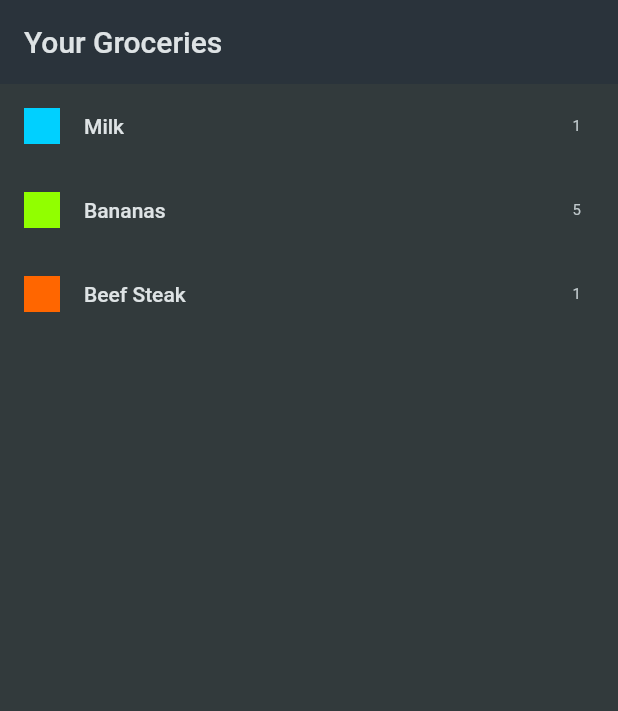
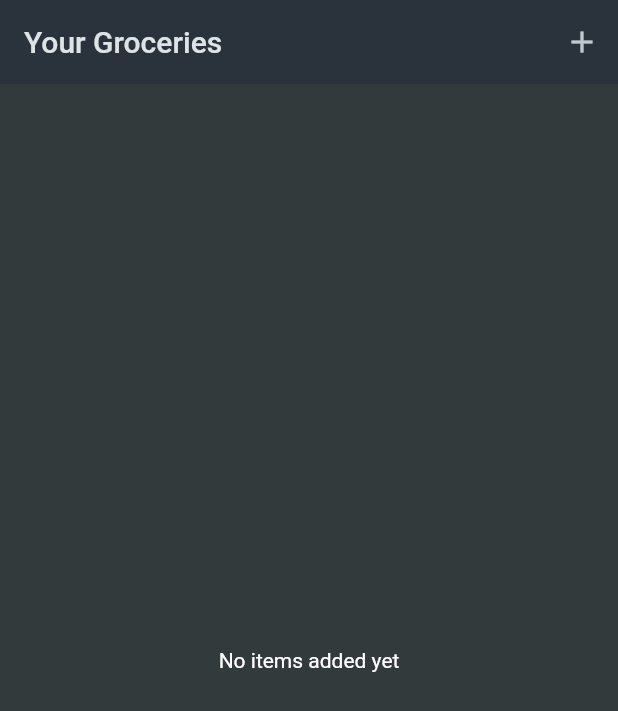
Before and after one commit to Himanshhu55/shopping_list, a Flutter app: the screen it shows after launch, on a phone screen of 412 x 824 dp. Shown: the top 711 px of the screen. Run offline on Flutter 3.47's test engine with Material 2 defaults, Android fonts, the phone set to English and light mode, and no system bars.

Commit message:
New ShoppingList app

```diff
--- a/shopping_list/lib/data/dummy_items.dart
+++ /dev/null
@@ -1,23 +0,0 @@
-import 'package:shopping_list/models/grocery.dart';
-
-import 'package:shopping_list/models/category.dart';
-
-import 'catagories.dart';
-
-final groceryItems = [
-  GroceryItem(
-      id: 'a',
-      name: 'Milk',
-      quantity: 1,
-      category: categories[Categories.dairy]!),
-  GroceryItem(
-      id: 'b',
-      name: 'Bananas',
-      quantity: 5,
-      category: categories[Categories.fruit]!),
-  GroceryItem(
-      id: 'c',
-      name: 'Beef Steak',
-      quantity: 1,
-      category: categories[Categories.meat]!),
-];
--- a/shopping_list/lib/models/category.dart
+++ b/shopping_list/lib/models/category.dart
@@ -14,7 +14,7 @@ enum Categories {
 }
 
 class Category {
-  const Category(this.id, this.color);
-  final String id;
+  const Category(this.title, this.color);
+  final String title;
   final Color color;
 }
--- a/shopping_list/lib/widget/grocery_list.dart
+++ b/shopping_list/lib/widget/grocery_list.dart
@@ -1,27 +1,69 @@
 import 'package:flutter/material.dart';
-import 'package:shopping_list/data/dummy_items.dart';
+import 'package:shopping_list/models/grocery.dart';
+import 'package:shopping_list/widget/new_item.dart';
 
-class GroceryList extends StatelessWidget {
+class GroceryList extends StatefulWidget {
   const GroceryList({super.key});
 
   @override
+  State<GroceryList> createState() => _GroceryListState();
+}
+
+class _GroceryListState extends State<GroceryList> {
+  final List<GroceryItem> _groceryItems = [];
+  void _addItem() async {
+    final newItem = await Navigator.of(context).push<GroceryItem>(
+      MaterialPageRoute(
+        builder: (context) => const NewItem(),
+      ),
+    );
+
+    if (newItem == null) {
+      return;
+    }
+    setState(() {
+      _groceryItems.add(newItem);
+    });
+  }
+
+  void _removeItem(GroceryItem item) {
+    setState(() {
+      _groceryItems.remove(item);
+    });
+  }
+
+  @override
   Widget build(BuildContext context) {
-    return Scaffold(
-      appBar: AppBar(
-        title: const Text('Your Groceries'),
-      ),
-      body: ListView.builder(
-        itemCount: groceryItems.length,
-        itemBuilder: (context, index) => ListTile(
+    Widget content = const Center(
+      child: Text('No items added yet'),
+    );
+    if (_groceryItems.isNotEmpty) {
+      content = ListView.builder(
+        itemCount: _groceryItems.length,
+        itemBuilder: (context, index) => Dismissible(
+          onDismissed: (direction) {
+            _removeItem(_groceryItems[index]);
+          },
+          key: ValueKey(_groceryItems[index].id),
+          child: ListTile(
             leading: Container(
               width: 24,
               height: 24,
-            color: groceryItems[index].category.color,
+              color: _groceryItems[index].category.color,
             ),
-          title: Text(groceryItems[index].name),
-          trailing: Text(groceryItems[index].quantity.toString()),
+            title: Text(_groceryItems[index].name),
+            trailing: Text(_groceryItems[index].quantity.toString()),
           ),
         ),
       );
     }
+    return Scaffold(
+        appBar: AppBar(
+          title: const Text('Your Groceries'),
+          actions: [
+            IconButton(onPressed: _addItem, icon: const Icon(Icons.add))
+          ],
+        ),
+        body: content);
   }
+}
```
Also changed, not shown: shopping_list/lib/widget/new_item.dart (+148 -0 lines). Lines whose indentation alone changed are shown as unchanged.
